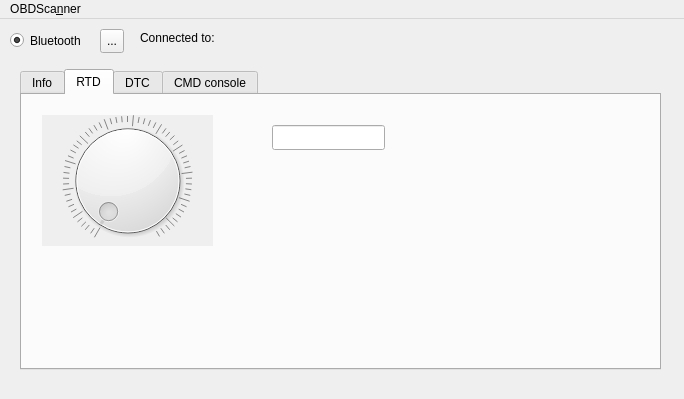
This is obdscanner.ui in miiiiichal/OBDScanner as Qt 5 draws it before an edit. The edited form follows.
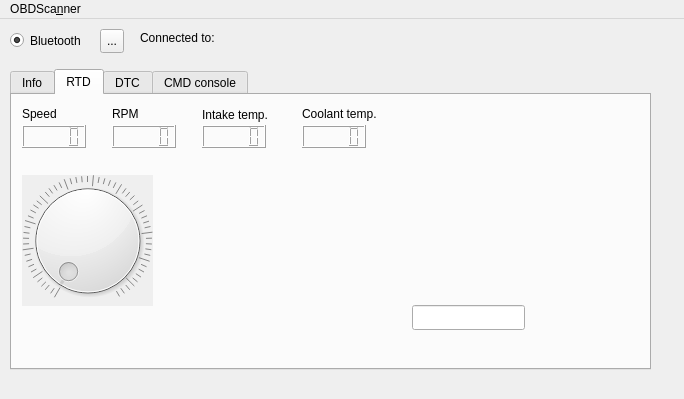
This is the edited form. The open tabs and pages were chosen to show the change.

Commit message: - change writing to elm327 from writing to socket to using dataExchanger class - add some gui changes

Patch:
```diff
--- a/obdscanner.ui
+++ b/obdscanner.ui
@@ -72,7 +72,7 @@
    <widget class="QTabWidget" name="tabWidget">
     <property name="geometry">
      <rect>
-      <x>20</x>
+      <x>10</x>
       <y>50</y>
       <width>641</width>
       <height>301</height>
@@ -118,9 +118,9 @@
       </property>
       <property name="geometry">
        <rect>
-        <x>20</x>
-        <y>20</y>
-        <width>171</width>
+        <x>10</x>
+        <y>80</y>
+        <width>131</width>
         <height>131</height>
        </rect>
       </property>
@@ -164,13 +164,105 @@
      <widget class="QLineEdit" name="rtd_testEdit">
       <property name="geometry">
        <rect>
-        <x>250</x>
-        <y>30</y>
+        <x>400</x>
+        <y>210</y>
         <width>113</width>
         <height>25</height>
        </rect>
       </property>
      </widget>
+     <widget class="QLCDNumber" name="speedLcd">
+      <property name="geometry">
+       <rect>
+        <x>10</x>
+        <y>30</y>
+        <width>64</width>
+        <height>23</height>
+       </rect>
+      </property>
+     </widget>
+     <widget class="QLCDNumber" name="rpmLcd">
+      <property name="geometry">
+       <rect>
+        <x>100</x>
+        <y>30</y>
+        <width>64</width>
+        <height>23</height>
+       </rect>
+      </property>
+     </widget>
+     <widget class="QLabel" name="label_2">
+      <property name="geometry">
+       <rect>
+        <x>100</x>
+        <y>10</y>
+        <width>54</width>
+        <height>17</height>
+       </rect>
+      </property>
+      <property name="text">
+       <string>RPM</string>
+      </property>
+     </widget>
+     <widget class="QLabel" name="label_3">
+      <property name="geometry">
+       <rect>
+        <x>10</x>
+        <y>10</y>
+        <width>54</width>
+        <height>17</height>
+       </rect>
+      </property>
+      <property name="text">
+       <string>Speed</string>
+      </property>
+     </widget>
+     <widget class="QLabel" name="label_4">
+      <property name="geometry">
+       <rect>
+        <x>190</x>
+        <y>10</y>
+        <width>71</width>
+        <height>20</height>
+       </rect>
+      </property>
+      <property name="text">
+       <string>Intake temp.</string>
+      </property>
+     </widget>
+     <widget class="QLCDNumber" name="inTempLcd">
+      <property name="geometry">
+       <rect>
+        <x>190</x>
+        <y>30</y>
+        <width>64</width>
+        <height>23</height>
+       </rect>
+      </property>
+     </widget>
+     <widget class="QLabel" name="label_5">
+      <property name="geometry">
+       <rect>
+        <x>290</x>
+        <y>10</y>
+        <width>91</width>
+        <height>17</height>
+       </rect>
+      </property>
+      <property name="text">
+       <string>Coolant temp.</string>
+      </property>
+     </widget>
+     <widget class="QLCDNumber" name="coolantLcd">
+      <property name="geometry">
+       <rect>
+        <x>290</x>
+        <y>30</y>
+        <width>64</width>
+        <height>23</height>
+       </rect>
+      </property>
+     </widget>
     </widget>
     <widget class="QWidget" name="dtc_tab">
      <attribute name="title">
```
The commit also changes 5 other files.
